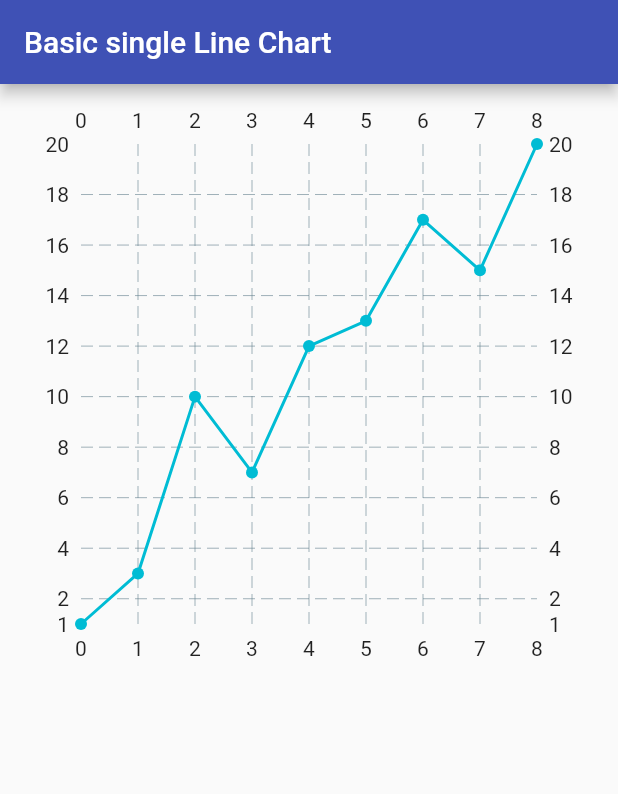
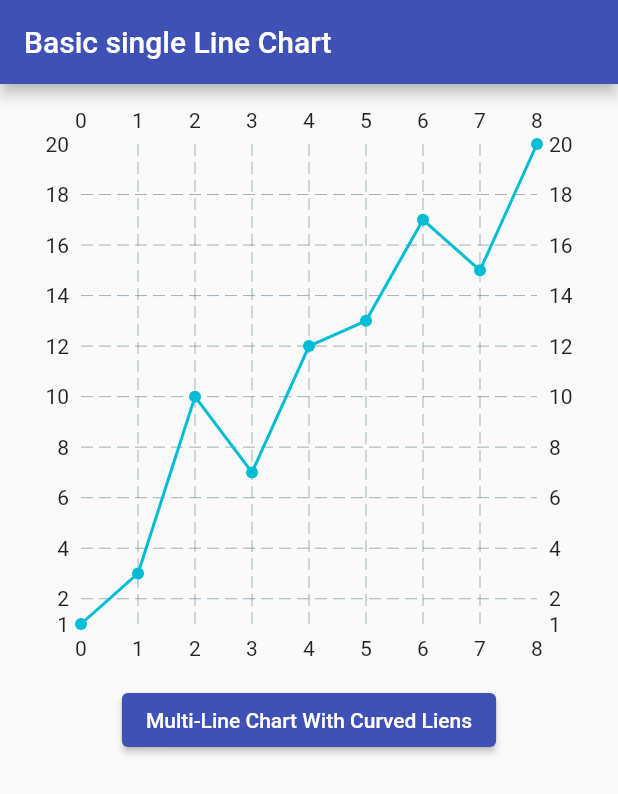
Before and after one commit to chihyeonWON/Flutter_chart, a Flutter app: the screen it shows after launch, on a phone screen of 412 x 824 dp. Shown: the top 794 px of the screen. Run offline on Flutter 3.47's test engine with Material 2 defaults, Android fonts, the phone set to English and light mode, and no system bars; drawn by our look-alikes of fl_chart.

Commit message:
여러 개의 곡선 그래프 네비게이션 버튼 추가

```diff
--- a/lib/main.dart
+++ b/lib/main.dart
@@ -56,6 +56,12 @@ class MyHomePage extends StatelessWidget {
               ]),
             ),
           ),
+          ElevatedButton(
+            onPressed: () {
+
+            },
+            child:Text('Multi-Line Chart With Curved Liens')
+          ),
         ],
       ),
     );
```
